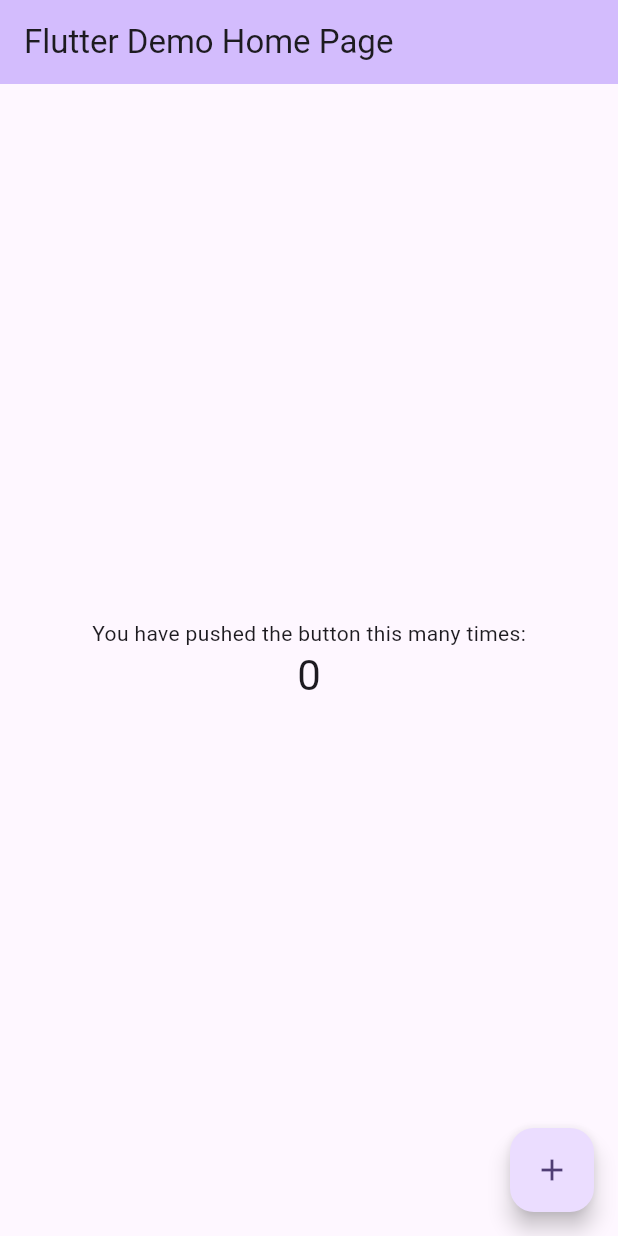
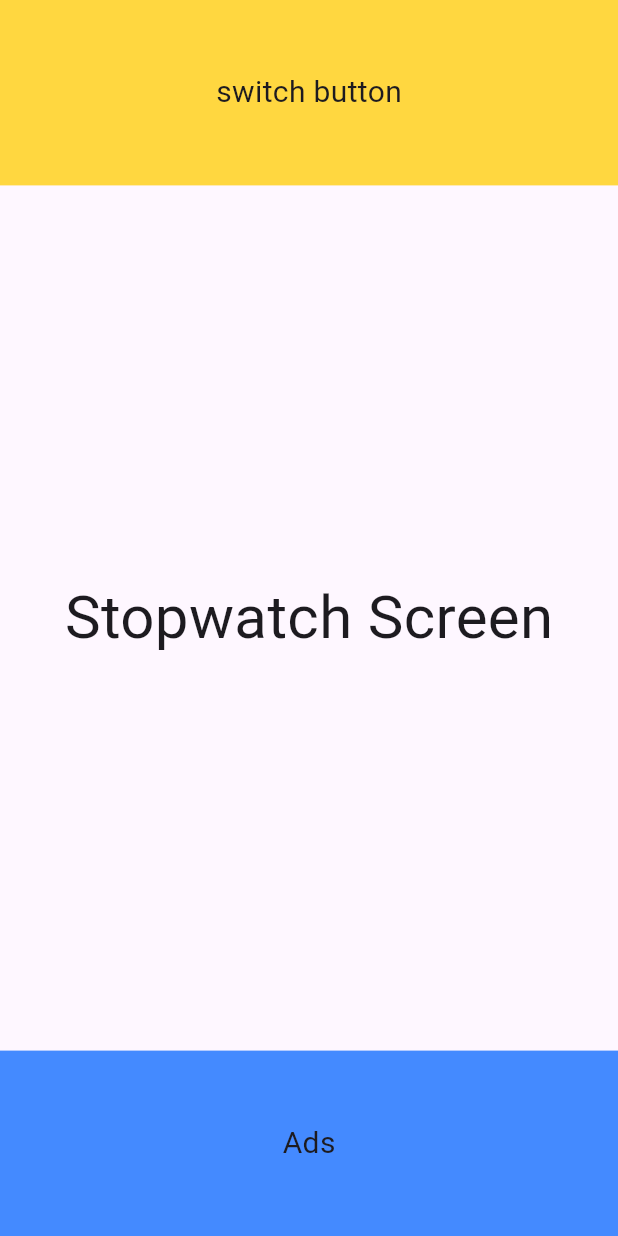
Before and after one commit to honganji/headphone-alarm-app-android, a Flutter app: the screen it shows after launch, on a phone screen of 412 x 824 dp. Run offline on Flutter 3.47's test engine with Material 2 defaults, Android fonts, the light colour scheme and no system bars; our stand-ins replace go_router.

Commit message:
add routes and screens

```diff
--- /dev/null
+++ b/lib/layout.dart
@@ -0,0 +1,43 @@
+import 'package:flutter/material.dart';
+
+class Layout extends StatelessWidget {
+  const Layout({required this.child, super.key});
+  final Widget child;
+
+  @override
+  Widget build(BuildContext context) {
+    final height = MediaQuery.of(context).size.height;
+    final width = MediaQuery.of(context).size.width;
+    return Scaffold(
+      body: SizedBox(
+        height: height,
+        width: width,
+        child: Column(
+          children: [
+            Container(
+              decoration: const BoxDecoration(color: Colors.amberAccent),
+              height: height * 0.15,
+              child: const Center(
+                child: Text(
+                  "switch button",
+                  style: TextStyle(fontSize: 20),
+                ),
+              ),
+            ),
+            Expanded(child: child),
+            Container(
+              decoration: const BoxDecoration(color: Colors.blueAccent),
+              height: height * 0.15,
+              child: const Center(
+                child: Text(
+                  "Ads",
+                  style: TextStyle(fontSize: 20),
+                ),
+              ),
+            ),
+          ],
+        ),
+      ),
+    );
+  }
+}
--- a/lib/main.dart
+++ b/lib/main.dart
@@ -1,4 +1,5 @@
 import 'package:flutter/material.dart';
+import 'package:headphone_alarm_android_app/routes.dart';
 
 void main() {
   runApp(const MyApp());
@@ -8,13 +9,13 @@ class MyApp extends StatelessWidget {
   const MyApp({super.key});
   @override
   Widget build(BuildContext context) {
-    return MaterialApp(
+    return MaterialApp.router(
       title: 'Flutter Demo',
       theme: ThemeData(
         colorScheme: ColorScheme.fromSeed(seedColor: Colors.deepPurple),
         useMaterial3: true,
       ),
-      home: const MyHomePage(title: 'Flutter Demo Home Page'),
+      routerConfig: routes,
     );
   }
 }
--- /dev/null
+++ b/lib/routes.dart
@@ -0,0 +1,52 @@
+import 'package:flutter/material.dart';
+import 'package:go_router/go_router.dart';
+import 'package:headphone_alarm_android_app/layout.dart';
+import 'package:headphone_alarm_android_app/screens/error.dart';
+import 'package:headphone_alarm_android_app/screens/stopwatch.dart';
+import 'package:headphone_alarm_android_app/screens/timer.dart';
+
+final GoRouter routes = GoRouter(
+  initialLocation: "/stopwatch",
+  errorBuilder: (context, state) => const Error(),
+  routes: [
+    ShellRoute(
+      builder: (context, state, child) => Layout(child: child),
+      routes: [
+        GoRoute(
+          path: "/stopwatch",
+          pageBuilder: (context, state) {
+            return CustomTransitionPage(
+              key: state.pageKey,
+              child: const Stopwatch(),
+              transitionsBuilder:
+                  (context, animation, secondaryAnimation, child) {
+                return FadeTransition(
+                  opacity: CurveTween(curve: Curves.easeInOutCirc)
+                      .animate(animation),
+                  child: child,
+                );
+              },
+            );
+          },
+        ),
+        GoRoute(
+          path: "/timer",
+          pageBuilder: (context, state) {
+            return CustomTransitionPage(
+              key: state.pageKey,
+              child: const Timer(),
+              transitionsBuilder:
+                  (context, animation, secondaryAnimation, child) {
+                return FadeTransition(
+                  opacity: CurveTween(curve: Curves.easeInOutCirc)
+                      .animate(animation),
+                  child: child,
+                );
+              },
+            );
+          },
+        ),
+      ],
+    ),
+  ],
+);
--- /dev/null
+++ b/lib/screens/stopwatch.dart
@@ -0,0 +1,15 @@
+import 'package:flutter/material.dart';
+
+class Stopwatch extends StatelessWidget {
+  const Stopwatch({super.key});
+
+  @override
+  Widget build(BuildContext context) {
+    return const Center(
+      child: Text(
+        "Stopwatch Screen",
+        style: TextStyle(fontSize: 40),
+      ),
+    );
+  }
+}
--- a/pubspec.yaml
+++ b/pubspec.yaml
@@ -35,6 +35,7 @@ dependencies:
   # The following adds the Cupertino Icons font to your application.
   # Use with the CupertinoIcons class for iOS style icons.
   cupertino_icons: ^1.0.2
+  go_router: ^10.1.0
 
 dev_dependencies:
   flutter_test:
```
Also changed, not shown: lib/screens/error.dart (added, +27 -0 lines), lib/screens/timer.dart (added, +15 -0 lines), pubspec.lock.
